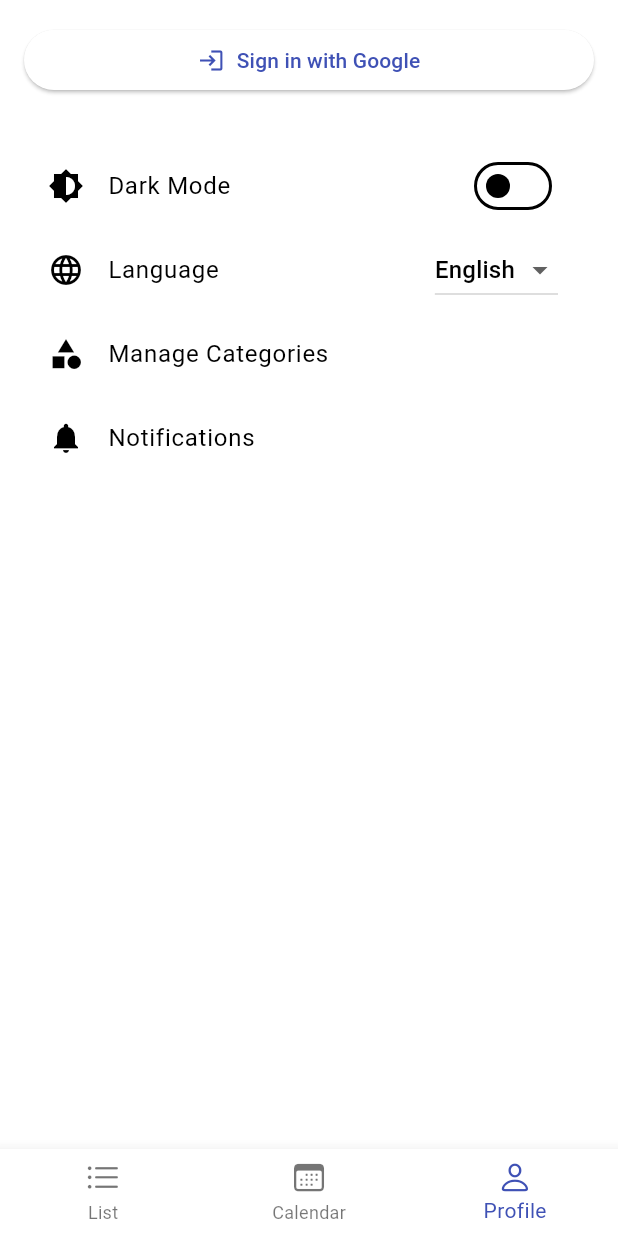
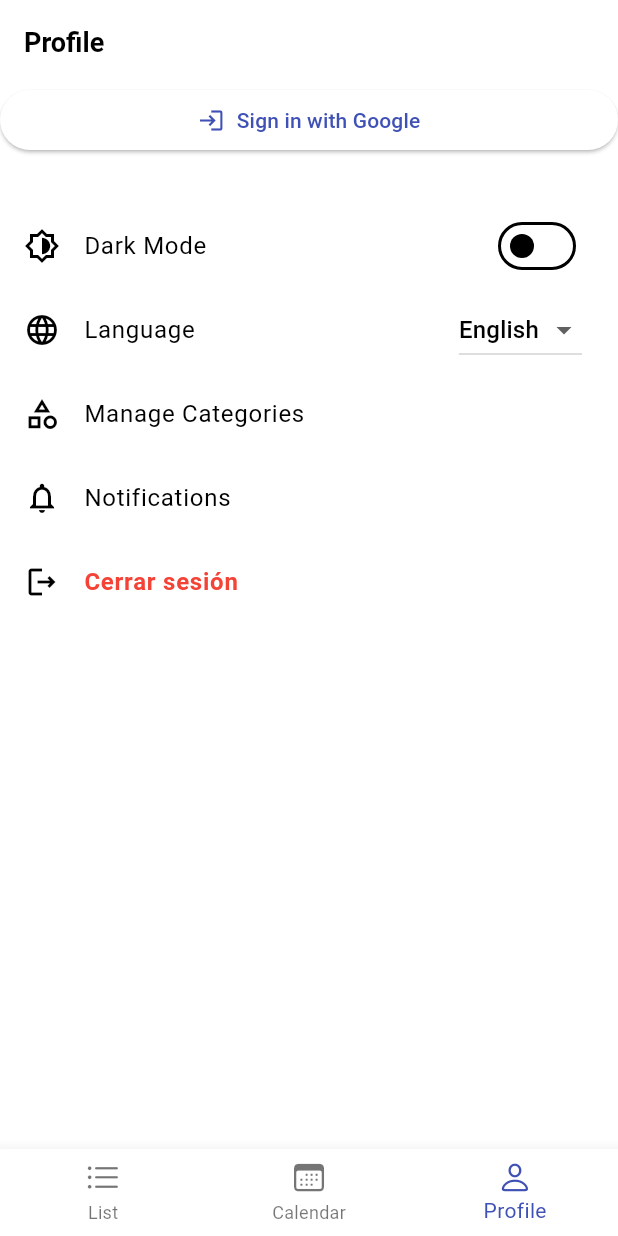
Before and after one commit to manuelduarte077/brotato-game, a Flutter app: the screen it shows after launch, item 3 of the bottom bar chosen, on a phone screen of 412 x 824 dp. Run offline on Flutter 3.47's test engine with Material 3 defaults, Android fonts, the phone set to English and light mode, and no system bars; our stand-ins replace cloud_firestore, drift, firebase_auth, firebase_core, flutter_local_notifications, flutter_riverpod and 5 more; accounts and stored records are empty; generated files the repository leaves out were written again; Roboto replaces fonts that are missing (Ubuntu).

Commit message:
feat: refactor ProfileScreen to use CustomScrollView

```diff
--- a/lib/presentation/features/profile/profile_screen.dart
+++ b/lib/presentation/features/profile/profile_screen.dart
@@ -1,5 +1,6 @@
 import 'package:flutter/material.dart';
 import 'package:flutter_riverpod/flutter_riverpod.dart';
+
 import '../../../application/providers/auth_providers.dart';
 import '../../../application/providers/sync_provider.dart';
 import '../../../application/providers/theme_provider.dart';
@@ -18,12 +19,24 @@ class ProfileScreen extends ConsumerWidget {
     final isDarkModeAsync = ref.watch(themeProvider);
     final currentLanguage = ref.watch(languageProvider);
 
-    return SafeArea(
-      child: ListView(
-        padding: const EdgeInsets.all(16.0),
-        children: [
+    return CustomScrollView(
+      slivers: [
+        SliverAppBar(
+          pinned: true,
+          title: Text(
+            "Profile",
+            style: TextStyle(
+              fontSize: 18,
+              fontWeight: FontWeight.bold,
+            ),
+          ),
+          floating: true,
+        ),
+        SliverList(
+          delegate: SliverChildListDelegate(
+            [
               if (authState.isLoading)
-            const Center(child: CircularProgressIndicator()),
+                const Center(child: CircularProgressIndicator.adaptive()),
               if (authState.error != null)
                 Text(
                   authState.error!,
@@ -33,7 +46,9 @@ class ProfileScreen extends ConsumerWidget {
                 authState.user == null
                     ? ElevatedButton(
                         onPressed: () {
-                      ref.read(authStateProvider.notifier).signInWithGoogle();
+                          ref
+                              .read(authStateProvider.notifier)
+                              .signInWithGoogle();
                         },
                         child: const Row(
                           mainAxisSize: MainAxisSize.min,
@@ -56,23 +71,13 @@ class ProfileScreen extends ConsumerWidget {
                             title: Text(authState.user?.displayName ?? ''),
                             subtitle: Text(authState.user?.email ?? ''),
                           ),
-                      ElevatedButton(
-                        onPressed: () {
-                          ref.read(authStateProvider.notifier).signOut();
-                        },
-                        style: ElevatedButton.styleFrom(
-                          backgroundColor: Colors.red,
-                          foregroundColor: Colors.white,
-                        ),
-                        child: const Text('Sign Out'),
-                      ),
                         ],
                       ),
               const SizedBox(height: 32),
 
               // Theme Toggle
               ListTile(
-            leading: const Icon(Icons.brightness_6),
+                leading: const Icon(Icons.brightness_6_outlined),
                 title: const Text('Dark Mode'),
                 trailing: Switch(
                   value: isDarkModeAsync.valueOrNull ?? false,
@@ -84,7 +89,7 @@ class ProfileScreen extends ConsumerWidget {
 
               // Language Selection
               ListTile(
-            leading: const Icon(Icons.language),
+                leading: const Icon(Icons.language_outlined),
                 title: const Text(
                   'Language',
                   style: TextStyle(fontSize: 16),
@@ -117,7 +122,7 @@ class ProfileScreen extends ConsumerWidget {
 
               // Categories Management
               ListTile(
-            leading: const Icon(Icons.category),
+                leading: const Icon(Icons.category_outlined),
                 title: const Text('Manage Categories'),
                 onTap: () {
                   _showCategoriesDialog(context, ref);
@@ -127,7 +132,7 @@ class ProfileScreen extends ConsumerWidget {
               /// Sync
               if (authState.user != null)
                 ListTile(
-              leading: const Icon(Icons.sync),
+                  leading: const Icon(Icons.sync_outlined),
                   title: const Text('Sincronizar'),
                   subtitle: Text(_getSyncStatusText(ref)),
                   trailing: _buildSyncIndicator(ref),
@@ -138,7 +143,7 @@ class ProfileScreen extends ConsumerWidget {
 
               // Notifications Settings
               ListTile(
-            leading: const Icon(Icons.notifications),
+                leading: const Icon(Icons.notifications_outlined),
                 title: const Text('Notifications'),
                 onTap: () {
                   Navigator.push(
@@ -149,8 +154,26 @@ class ProfileScreen extends ConsumerWidget {
                   );
                 },
               ),
+
+              /// Cerrar sesión
+              ListTile(
+                leading: const Icon(Icons.logout_outlined),
+                title: const Text(
+                  'Cerrar sesión',
+                  style: TextStyle(
+                    fontSize: 16,
+                    fontWeight: FontWeight.bold,
+                    color: Colors.red,
+                  ),
+                ),
+                onTap: () {
+                  ref.read(authStateProvider.notifier).signOut();
+                },
+              ),
             ],
           ),
+        ),
+      ],
     );
   }
 
```
Lines whose indentation alone changed are shown as unchanged.
